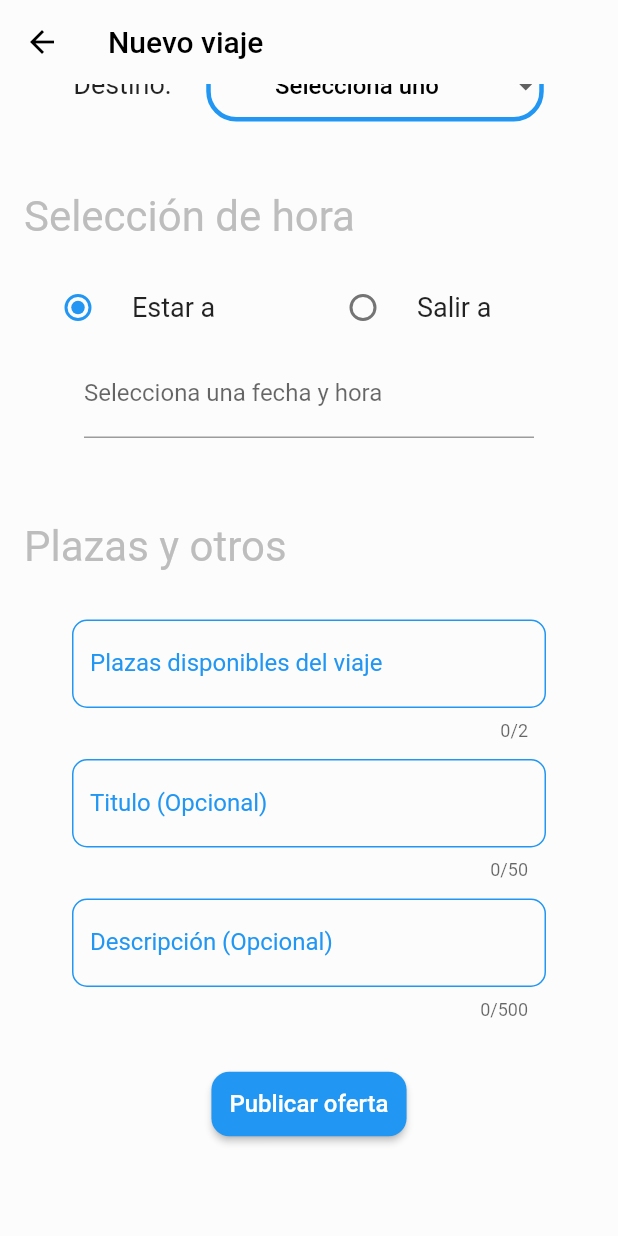
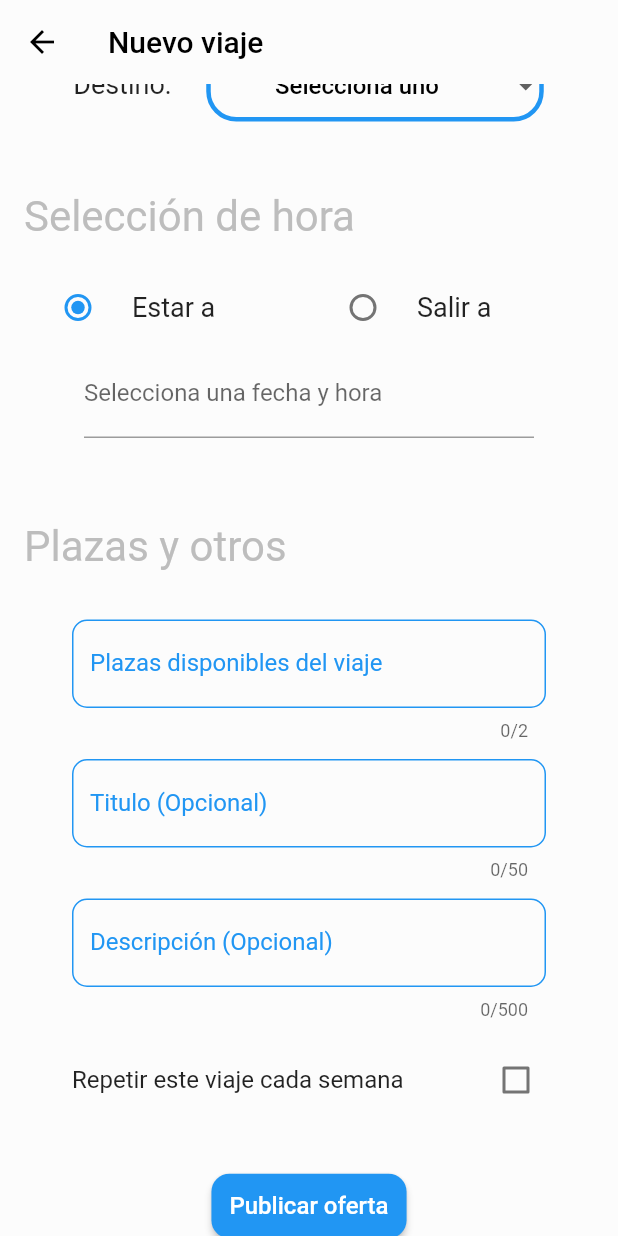
Before and after one commit to BryanVL/unicar, a Flutter app: the CrearOferta screen opened by its route, scrolled down 224 dp, on a phone screen of 412 x 824 dp. Run offline on Flutter 3.47's test engine with Material 2 defaults, Android fonts, the phone set to English and light mode, and no system bars; drawn by our look-alikes of date_time_picker; our stand-ins replace flutter_map, flutter_riverpod, geocoding, geolocator, latlong2, permission_handler and 5 more; accounts and stored records are empty.

Commit message:
Viajes recurrentes implementados

```diff
--- a/lib/models/database/supabase_db_implementer.dart
+++ b/lib/models/database/supabase_db_implementer.dart
@@ -22,6 +22,7 @@ class SupabaseDB implements Database {
     int? radioOrigen,
     int? radioDestino,
     required bool paraEstarA,
+    required bool esPeriodico,
   }) async {
     await sp.from('viaje').update({
       'origen': origen,
@@ -37,6 +38,7 @@ class SupabaseDB implements Database {
       'radio_origen': radioOrigen,
       'radio_destino': radioDestino,
       'para_estar_a': paraEstarA,
+      'es_periodico': esPeriodico,
     }).match({'id': idViaje});
   }
 
@@ -59,6 +61,7 @@ class SupabaseDB implements Database {
     int? radioOrigen,
     int? radioDestino,
     required bool paraEstarA,
+    required bool esPeriodico,
   }) async {
     final int id = await sp.rpc('crear_viaje', params: {
       'origen': origen,
@@ -75,6 +78,7 @@ class SupabaseDB implements Database {
       'radio_origen': radioOrigen,
       'radio_destino': radioDestino,
       'para_estar_a': paraEstarA,
+      'es_periodico': esPeriodico,
     });
     return id;
   }
@@ -92,7 +96,7 @@ class SupabaseDB implements Database {
           'viaje',
         )
         .select(
-          'id,created_at,origen,destino,latitud_origen,longitud_origen,latitud_destino,longitud_destino,hora,plazas_totales,plazas_disponibles,descripcion, creado_por, titulo, radio_origen, radio_destino, para_estar_a, usuario!viaje_creado_por_fkey(nombre)',
+          'id,created_at,origen,destino,latitud_origen,longitud_origen,latitud_destino,longitud_destino,hora,plazas_totales,plazas_disponibles,descripcion, creado_por, titulo, radio_origen, radio_destino, para_estar_a, es_periodico, usuario!viaje_creado_por_fkey(nombre)',
         )
         .neq('creado_por', idUser)
         .gt('plazas_disponibles', 0)
@@ -132,7 +136,7 @@ class SupabaseDB implements Database {
           'viaje',
         )
         .select(
-          'id,created_at,origen,destino,latitud_origen,longitud_origen,latitud_destino,longitud_destino,hora,plazas_totales,plazas_disponibles,descripcion, creado_por, titulo, radio_origen, radio_destino, para_estar_a, usuario!viaje_creado_por_fkey(nombre)',
+          'id,created_at,origen,destino,latitud_origen,longitud_origen,latitud_destino,longitud_destino,hora,plazas_totales,plazas_disponibles,descripcion, creado_por, titulo, radio_origen, radio_destino, para_estar_a, es_periodico, usuario!viaje_creado_por_fkey(nombre)',
         )
         .eq('creado_por', idUser)
         .gte('hora', DateTime.now().subtract(const Duration(hours: 3)))
@@ -146,7 +150,7 @@ class SupabaseDB implements Database {
           'viaje',
         )
         .select(
-          'id,created_at,origen,destino,latitud_origen,longitud_origen,latitud_destino,longitud_destino,hora,plazas_totales,plazas_disponibles,descripcion, creado_por, titulo, radio_origen, radio_destino, para_estar_a, usuario!viaje_creado_por_fkey(nombre)',
+          'id,created_at,origen,destino,latitud_origen,longitud_origen,latitud_destino,longitud_destino,hora,plazas_totales,plazas_disponibles,descripcion, creado_por, titulo, radio_origen, radio_destino, para_estar_a, es_periodico, usuario!viaje_creado_por_fkey(nombre)',
         )
         .neq('creado_por', idUser)
         .gte('hora', DateTime.now().subtract(const Duration(hours: 3)))
--- a/lib/models/interfaces/database_interface.dart
+++ b/lib/models/interfaces/database_interface.dart
@@ -20,6 +20,7 @@ abstract class Database {
     int? radioOrigen,
     int? radioDestino,
     required bool paraEstarA,
+    required bool esPeriodico,
   });
   void eliminarViaje(int id);
   void reservarPlaza(int id, int plazas, String idUSer);
@@ -37,6 +38,7 @@ abstract class Database {
     int? radioOrigen,
     int? radioDestino,
     required bool paraEstarA,
+    required bool esPeriodico,
   });
   Future<int> recogerPlazasViaje(int idViaje);
   Future<List<Usuario>> recogerParticipantesViaje(int idViaje);
--- a/lib/models/oferta.dart
+++ b/lib/models/oferta.dart
@@ -17,6 +17,7 @@ class Oferta {
   final String creadoPor;
   final String nombreCreador;
   final bool paraEstarA;
+  final bool esPeriodico;
 
   Oferta({
     required this.id,
@@ -35,6 +36,7 @@ class Oferta {
     required this.creadoPor,
     required this.nombreCreador,
     required this.paraEstarA,
+    required this.esPeriodico,
   });
 
   Oferta.fromKeyValue(Map<String, dynamic> json)
@@ -59,7 +61,8 @@ class Oferta {
         titulo = (json['titulo'] == null || json['titulo'] == '')
             ? 'Viaje a ${json['destino']}'
             : json['titulo'],
-        paraEstarA = json['para_estar_a'];
+        paraEstarA = json['para_estar_a'],
+        esPeriodico = json['es_periodico'];
 
   Oferta copyWith({
     String? creadoEn,
@@ -77,6 +80,7 @@ class Oferta {
     String? creadoPor,
     String? nombreCreador,
     bool? paraEstarA,
+    bool? esPeriodico,
   }) {
     return Oferta(
       id: id,
@@ -95,6 +99,7 @@ class Oferta {
       creadoPor: creadoPor ?? this.creadoPor,
       nombreCreador: nombreCreador ?? this.nombreCreador,
       paraEstarA: paraEstarA ?? this.paraEstarA,
+      esPeriodico: esPeriodico ?? this.esPeriodico,
     );
   }
 
@@ -114,6 +119,7 @@ class Oferta {
     String? creadoPor,
     String? nombreCreador,
     bool? paraEstarA,
+    bool? esPeriodico,
   }) {
     return Oferta(
       id: id,
@@ -132,6 +138,7 @@ class Oferta {
       creadoPor: creadoPor ?? this.creadoPor,
       nombreCreador: nombreCreador ?? this.nombreCreador,
       paraEstarA: paraEstarA ?? this.paraEstarA,
+      esPeriodico: esPeriodico ?? this.esPeriodico,
     );
   }
 
--- a/lib/providers/oferta_provider.dart
+++ b/lib/providers/oferta_provider.dart
@@ -283,6 +283,7 @@ class OfertasOfrecidasUsuarioController extends r.AsyncNotifier<List<Oferta>> {
     int? radioOrigen,
     int? radioDestino,
     bool paraEstarA,
+    bool esPeriodico,
   ) async {
     final user = ref.read(usuarioProvider);
     final idNuevo = await ref.read(databaseProvider).crearViaje(
@@ -297,6 +298,7 @@ class OfertasOfrecidasUsuarioController extends r.AsyncNotifier<List<Oferta>> {
           coordDestino: coordDestino,
           radioOrigen: radioOrigen,
           radioDestino: radioDestino,
+          esPeriodico: esPeriodico,
         );
 
     final viaje = Oferta(
@@ -315,6 +317,7 @@ class OfertasOfrecidasUsuarioController extends r.AsyncNotifier<List<Oferta>> {
       radioOrigen: radioOrigen,
       coordDestino: coordDestino,
       radioDestino: radioDestino,
+      esPeriodico: esPeriodico,
     );
 
     state = await r.AsyncValue.guard(() {
@@ -340,6 +343,7 @@ class OfertasOfrecidasUsuarioController extends r.AsyncNotifier<List<Oferta>> {
     int? radioOrigen,
     int? radioDestino,
     required bool paraEstarA,
+    required bool esPeriodico,
   }) {
     ref.read(databaseProvider).actualizarViaje(
           idViaje: id,
@@ -354,6 +358,7 @@ class OfertasOfrecidasUsuarioController extends r.AsyncNotifier<List<Oferta>> {
           radioOrigen: radioOrigen,
           radioDestino: radioDestino,
           paraEstarA: paraEstarA,
+          esPeriodico: esPeriodico,
         );
 
     List<Oferta> ofertas = state.whenData((value) => value).value!;
@@ -373,6 +378,7 @@ class OfertasOfrecidasUsuarioController extends r.AsyncNotifier<List<Oferta>> {
       radioOrigen: radioOrigen,
       radioDestino: radioDestino,
       paraEstarA: paraEstarA,
+      esPeriodico: esPeriodico,
     );
 
     state = AsyncValue.data(ofertas);
--- a/lib/screens/crear_oferta_screen.dart
+++ b/lib/screens/crear_oferta_screen.dart
@@ -26,6 +26,7 @@ class _CrearOfertaState extends ConsumerState<CrearOferta> {
   TextEditingController tituloController = TextEditingController();
   TextEditingController horaController = TextEditingController();
   int groupValue = 0;
+  bool periodico = false;
 
   final _formKey = GlobalKey<FormState>();
 
@@ -164,7 +165,7 @@ class _CrearOfertaState extends ConsumerState<CrearOferta> {
                 padding: const EdgeInsets.only(
                   left: 48.0,
                   right: 48,
-                  bottom: 32,
+                  bottom: 12,
                 ),
                 child: ConstrainedBox(
                   constraints: const BoxConstraints(
@@ -182,6 +183,22 @@ class _CrearOfertaState extends ConsumerState<CrearOferta> {
                       maximoCaracteres: 500,
                     ),
                   ),
+                ),
+              ),
+              Padding(
+                padding: const EdgeInsets.only(
+                  bottom: 32.0,
+                  left: 32,
+                  right: 32,
+                ),
+                child: CheckboxListTile(
+                  title: const Text('Repetir este viaje cada semana'),
+                  value: periodico,
+                  onChanged: (value) {
+                    setState(() {
+                      periodico = !periodico;
+                    });
+                  },
                 ),
               ),
               Padding(
@@ -235,6 +252,7 @@ class _CrearOfertaState extends ConsumerState<CrearOferta> {
                             origen?.radio,
                             destino?.radio,
                             groupValue == 0,
+                            periodico,
                           );
 
                       if (context.mounted) {
--- a/lib/screens/editar_oferta_screen.dart
+++ b/lib/screens/editar_oferta_screen.dart
@@ -264,6 +264,7 @@ class _EditarOfertaScreenState extends ConsumerState<EditarOfertaScreen> {
                             radioOrigen: origen?.radio,
                             radioDestino: destino?.radio,
                             paraEstarA: groupValue == 0,
+                            esPeriodico: widget.oferta.esPeriodico,
                           );
 
                       Navigator.of(context).popUntil(ModalRoute.withName(TabBarScreen.kRouteName));
```
Also changed, not shown: lib/screens/ver_viaje_screen.dart (+27 -2 lines).
